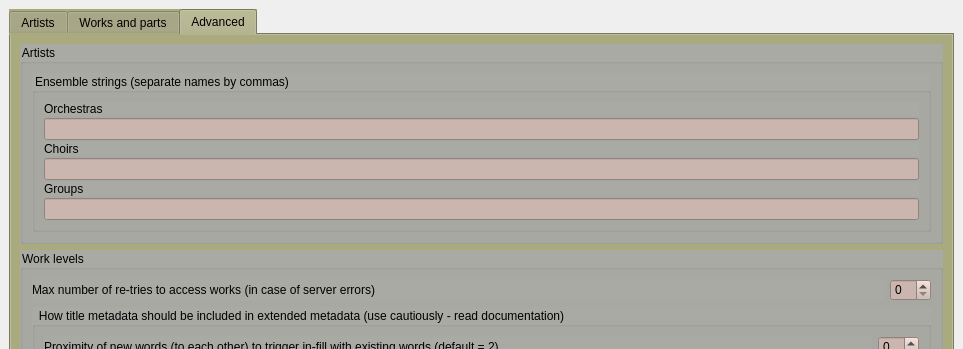
First picture: the form in plugins/classical_extras/classical_extras/options_classical_extras.ui, repository metabrainz/picard-plugins, before the edit; both pictures show x 0 to 963 and y 0 to 349 of the 963 by 883 pixel window.
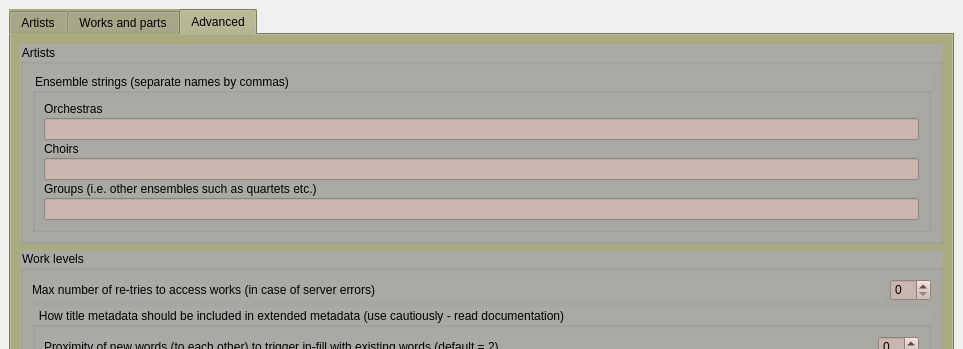
Second picture: the form after the edit. The open tabs and pages were chosen to show the change.

```diff
--- a/plugins/classical_extras/classical_extras/options_classical_extras.ui
+++ b/plugins/classical_extras/classical_extras/options_classical_extras.ui
@@ -2743,7 +2743,7 @@
              <item>
               <widget class="QLabel" name="cea_groups_2">
                <property name="text">
-                <string>Groups</string>
+                <string>Groups (i.e. other ensembles such as quartets etc.)</string>
                </property>
               </widget>
              </item>
```
Left out of the diff: 2 changed lines with no effect on the pictures.
